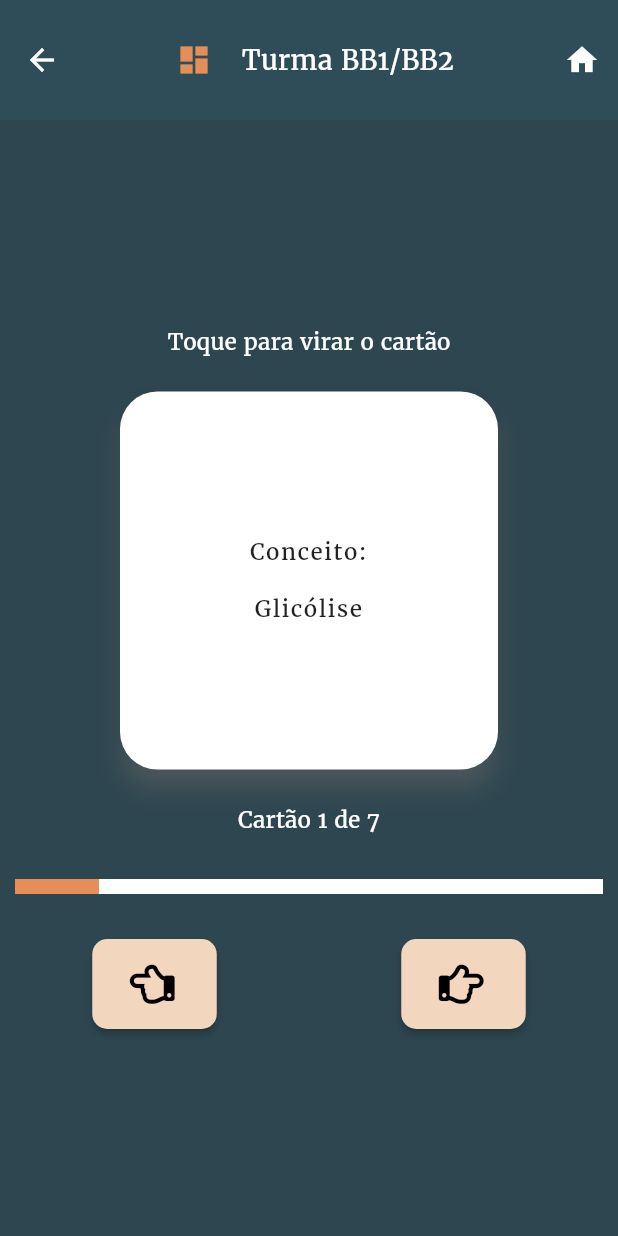
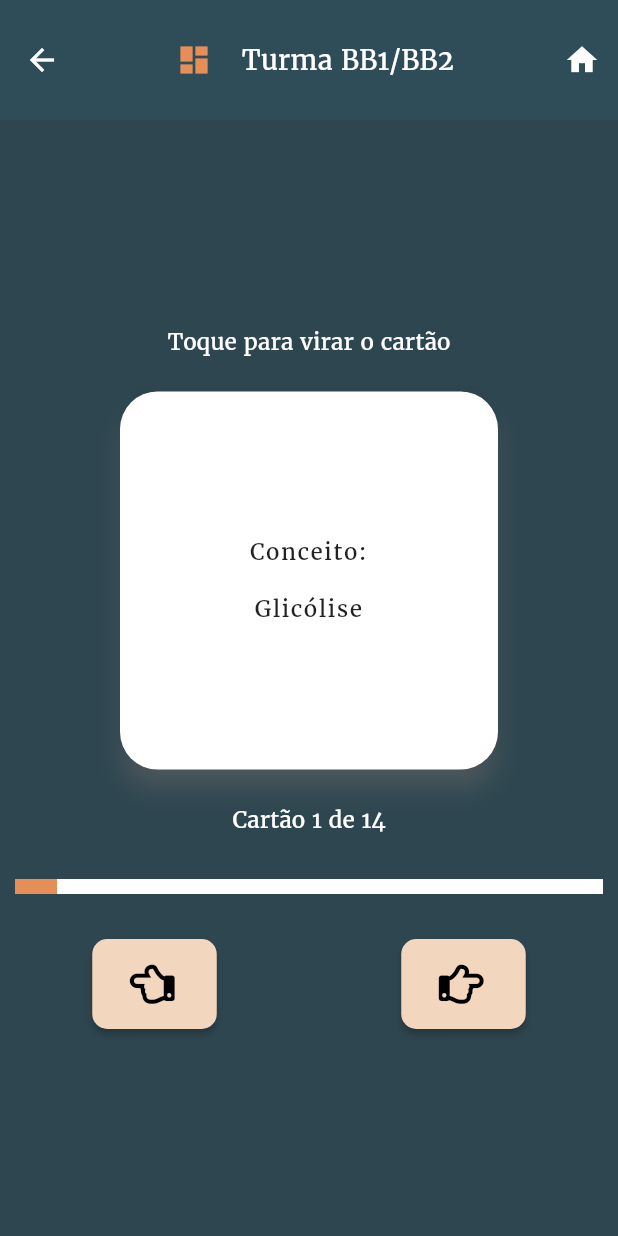
Before and after one commit to daniloasdotcom/BioMemory, a Flutter app: the FlashCards02 screen opened directly, on a phone screen of 412 x 824 dp. Run offline on Flutter 3.47's test engine with Material 2 defaults, Android fonts, the phone set to English and light mode, and no system bars; drawn by our look-alikes of flip_card; our stand-ins replace font_awesome_flutter.

Commit message:
atualização0711

```diff
--- a/lib/flashcards/cards.aula.02.dart
+++ b/lib/flashcards/cards.aula.02.dart
@@ -41,4 +41,39 @@ List<CardsAula02> quesAnsList02 = [
     answer:
         "A glicogênese é a síntese de glicogênio a partir de glicose ou outros precursores e ocorre principalmente no fígado e nos músculos esqueléticos para armazenar glicose como uma forma de reserva de energia.",
   ),
+  CardsAula02(
+    question: "Conceito:\n\nCarboidrato",
+    answer:
+        "São macronutrientes compostos por açúcares simples e complexos, que servem como fonte de energia para o organismo. Eles desempenham um papel fundamental na nutrição e no metabolismo.",
+  ),
+  CardsAula02(
+    question: "Conceito:\n\nATP (Adenosina Trifosfato)",
+    answer:
+        "É a principal molécula de energia nas células, armazenando e fornecendo energia para diversas atividades celulares, como contração muscular e síntese de proteína.",
+  ),
+  CardsAula02(
+    question: "Conceito:\n\nEnzima",
+    answer:
+        "São proteínas que atuam como catalisadores biológicos, acelerando as reações químicas nas células, tornando-as mais eficientes e específicas.",
+  ),
+  CardsAula02(
+    question: "Conceito:\n\nVia bioquímica",
+    answer:
+        "É uma sequência de reações químicas interconectadas que ocorrem no metabolismo para realizar funções específicas no organismo.",
+  ),
+  CardsAula02(
+    question: "Conceito:\n\nAnabolismo",
+    answer:
+        "É o oposto do catabolismo, envolvendo reações metabólicas que constroem moléculas complexas a partir de componentes mais simples, requerendo energia.",
+  ),
+  CardsAula02(
+    question: "Conceito:\n\nCatabolismo",
+    answer:
+        "Refere-se às reações metabólicas que quebram moléculas complexas em componentes mais simples, liberando energia no processo.",
+  ),
+  CardsAula02(
+    question: "Conceito:\n\nMetabolismo",
+    answer:
+        "É o conjunto de processos químicos que ocorrem no organismo para manter a vida, envolvendo a transformação de substâncias (nutrientes) em energia e materiais necessários para as funções do corpo.",
+  ),
 ];
--- a/lib/flashcards/flashcards.aula.02.dart
+++ b/lib/flashcards/flashcards.aula.02.dart
@@ -16,7 +16,7 @@ class FlashCards02 extends StatefulWidget {
 
 class _FlashCards02State extends State<FlashCards02> {
   int _currentIndexNumber = 0;
-  int _totalCards = 7; // Número total de cartões
+  int _totalCards = 14; // Número total de cartões
   double _initial = 0.1;
 
   // Adicione uma chave global para o FlipCard
@@ -152,7 +152,7 @@ class _FlashCards02State extends State<FlashCards02> {
   void updateToNext() {
     setState(() {
       _initial = _initial + 0.1;
-      if (_initial > 0.8) {
+      if (_initial > 1.5) {
         _initial = 0.1;
       }
     });
@@ -161,7 +161,7 @@ class _FlashCards02State extends State<FlashCards02> {
   void updateToPrev() {
     setState(() {
       _initial = _initial - 0.1;
-      if (_initial < 0.1) {
+      if (_initial < 1.5) {
         _initial = 0.8;
       }
     });
--- a/lib/pages/home.page.dart
+++ b/lib/pages/home.page.dart
@@ -1,6 +1,6 @@
 import 'package:app_bioquimica/about/about.dart';
 import 'package:app_bioquimica/flashcards/flashcards.opcoes.dart';
-import 'package:app_bioquimica/introdution/study.guided.dart';
+import 'package:app_bioquimica/studyguided/study.guided.dart';
 import 'package:app_bioquimica/viasmetabolicas/mapa.metabolico.choice.dart';
 import 'package:flutter/material.dart';
 import 'package:font_awesome_flutter/font_awesome_flutter.dart';
--- a/lib/introdution/lipidios.dart
+++ b/lib/studyguided/lipidios.dart
@@ -188,7 +188,7 @@ class _LipidiosState extends State<Lipidios> {
                         height: 30,
                       ),
                       Text(
-                          'O grupo de moléculas orgânicas chamadas de lipídios papéis cruciais nos seres vivos. Neste estudo dirigido, exploraremos os diferentes tipos de lipídios, suas funções e sua importância na bioquímica. ',
+                          'O grupo de moléculas orgânicas chamadas de lipídios posui papéis cruciais nos seres vivos. Neste estudo dirigido, exploraremos os diferentes tipos de lipídios, suas funções e sua importância na bioquímica. ',
                           style: TextStyle(
                               fontFamily: 'Merriweather',
                               fontSize: 14,
@@ -498,7 +498,7 @@ class _LipidiosState extends State<Lipidios> {
                                     mainAxisAlignment: MainAxisAlignment.start,
                                     children: [
                                       Text(
-                                          'Perfeito!! Os Fosfolipídios Possuem duas caudas hidrofóbicas (constituinda majoritariamente por ácidos graxos) e uma cabeça hidrofílica (formada comumente por um grupo fosfato e um aminoalcool).',
+                                          'Perfeito!! Os Fosfolipídios Possuem duas caudas hidrofóbicas (constituida majoritariamente por ácidos graxos) e uma cabeça hidrofílica (formada comumente por um grupo fosfato e um aminoalcool).',
                                           style: TextStyle(
                                               fontFamily: 'Merriweather',
                                               fontSize: 14,
--- a/pubspec.yaml
+++ b/pubspec.yaml
@@ -15,7 +15,7 @@ publish_to: 'none' # Remove this line if you wish to publish to pub.dev
 # In iOS, build-name is used as CFBundleShortVersionString while build-number used as CFBundleVersion.
 # Read more about iOS versioning at
 # https://developer.apple.com/library/archive/documentation/General/Reference/InfoPlistKeyReference/Articles/CoreFoundationKeys.html
-version: 1.5.3+19
+version: 1.5.5+21
 
 environment:
   sdk: ">=2.15.0-154.0.dev <3.0.0"
```
Also changed, not shown: lib/studyguided/Introdution.dart (renamed from lib/introdution/Introdution.dart), lib/studyguided/study.guided.dart (renamed from lib/introdution/study.guided.dart).
